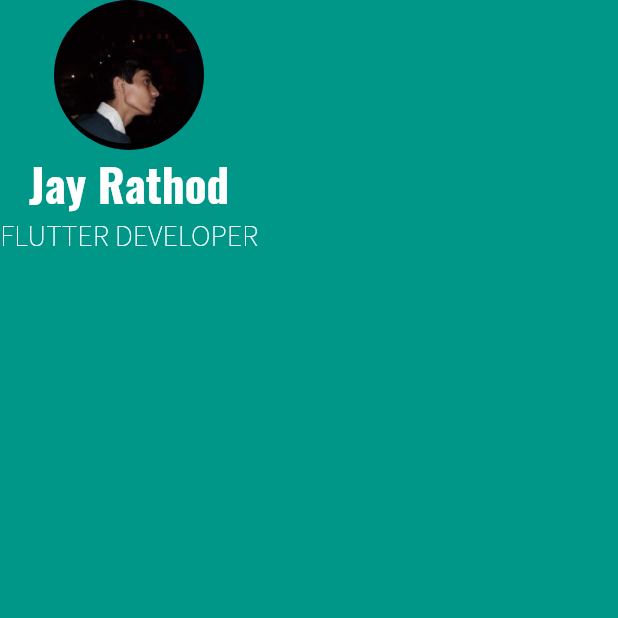
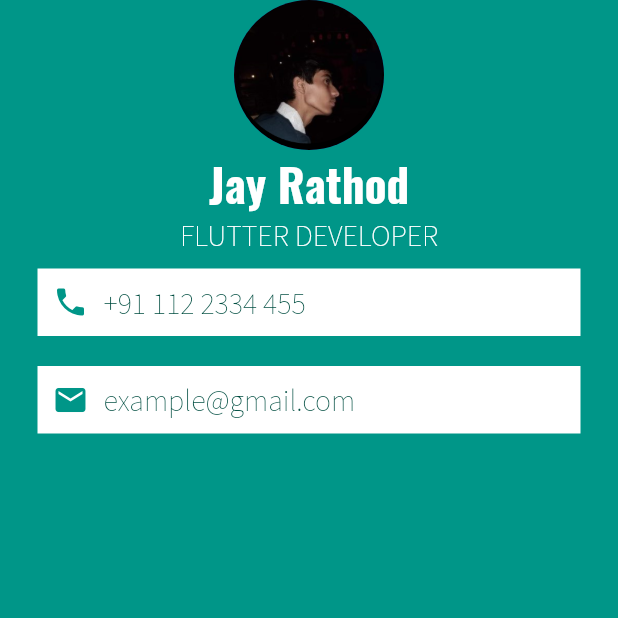
Before and after one commit to zzjjaayy/Flutter_personal_card, a Flutter app: the screen it shows after launch, on a phone screen of 412 x 824 dp, the top half of it. Run offline on Flutter 3.47's test engine with Material 2 defaults, Android fonts, the phone set to English and light mode, and no system bars.

Commit message:
Adding Material icons and Cards with Container and Row

```diff
--- a/lib/main.dart
+++ b/lib/main.dart
@@ -6,17 +6,10 @@ void main() {
   runApp(MyApp());
 }
 
-// use custom fonts
-// download the font, and transfer the *.ttf file to a new folder in the project
-// go to pubspec.yaml and add the following lines under "flutter :"
-
-// fonts:
-// - family: family_name
-// fonts:
-// - asset: name_of_folder/name_of_font.ttf
-
-// REMEMBER -
-// Every time you add a new resource, the app needs to cold boot again.{hot reload wont work}
+// Using icons in flutter app :
+// Instead of using image resources for icons, a "Icon" widget is used.
+// It adds flexibility and it is not displayed but drawn.
+// to get different icons go to -> https://www.materialpalette.com/icons
 class MyApp extends StatelessWidget {
   @override
   Widget build(BuildContext context) {
@@ -47,6 +40,55 @@ class MyApp extends StatelessWidget {
                   fontFamily: 'SourceSansPro',
                 ),
               ),
+              Container(
+                color: Colors.white,
+                margin: EdgeInsets.symmetric(vertical: 10.0, horizontal: 25.0),
+                padding: EdgeInsets.all(10.0),
+                child: Row(
+                  children: [
+                    Icon(
+                      Icons.phone, // the "Icons" class supports Material icons
+                      // size: 100.0, // for changing size of the icon
+                      color: Colors.teal.shade500,
+                    ),
+                    SizedBox(
+                      width: 10.0,
+                    ),
+                    Text(
+                      "+91 112 2334 455",
+                      style: TextStyle(
+                          fontSize: 20.0,
+                          color: Colors.teal[900],
+                          // the [] brackets are used for defining shade {the higher -> the darker}
+                          // It can also be done as "teal.shade900"
+                          fontFamily: 'SourceSansPro'),
+                    ),
+                  ],
+                ),
+              ),
+              Container(
+                color: Colors.white,
+                margin: EdgeInsets.symmetric(vertical: 10.0, horizontal: 25.0),
+                padding: EdgeInsets.all(10.0),
+                child: Row(
+                  children: [
+                    Icon(
+                      Icons.email,
+                      color: Colors.teal.shade500,
+                    ),
+                    SizedBox(
+                      width: 10.0,
+                    ),
+                    Text(
+                      "example@gmail.com",
+                      style: TextStyle(
+                          fontSize: 20.0,
+                          color: Colors.teal[900],
+                          fontFamily: 'SourceSansPro'),
+                    ),
+                  ],
+                ),
+              ),
             ],
           ),
         ),
```
